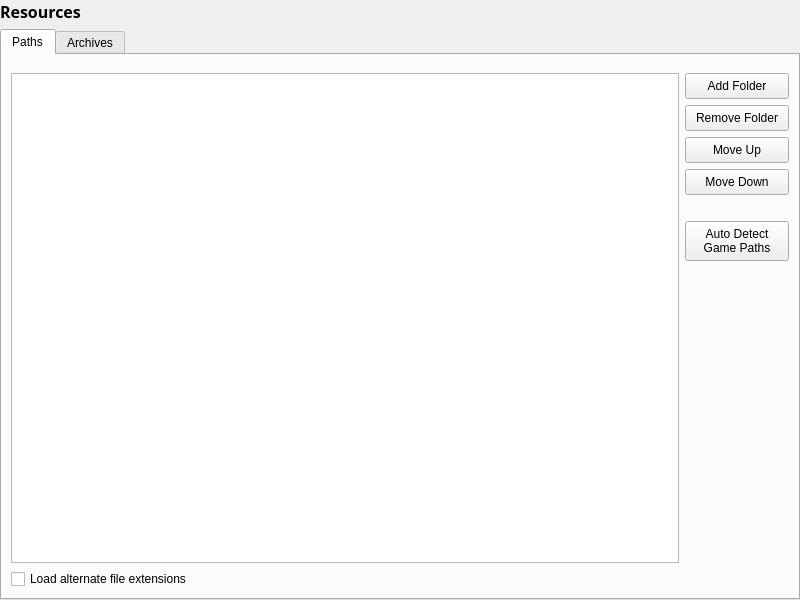
Before: the Qt Designer form src/ui/settingsresources.ui in niftools/nifskope, drawn with Qt 5.
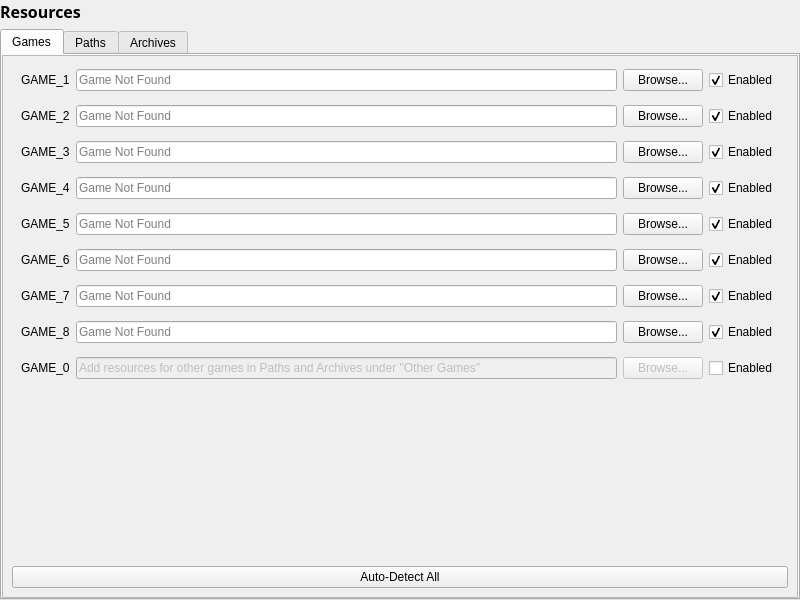
After: the same form once the commit is applied.

Commit message:
Initial Game Manager commit
Resource collisions between Fallout 4 and Fallout 76 were severe due to a vastly different asset pipeline while maintaining the same filenames.  Technically resource collisions happened with Skyrim and Skyrim SE too, but the vanilla files were largely identical.

The game manager associates texture and material lookups to a particular game, based on the NIF version.

This does mean that Fallout 3 and Fallout NV are considered the same meta-game and lookups for either game's files will be done in both games' paths.

A "game mode override" is planned to address this.

```diff
--- a/src/ui/settingsresources.ui
+++ b/src/ui/settingsresources.ui
@@ -58,6 +58,787 @@
      <property name="currentIndex">
       <number>0</number>
      </property>
+     <widget class="QWidget" name="resourcesGames">
+      <attribute name="title">
+       <string>Games</string>
+      </attribute>
+      <layout class="QVBoxLayout" name="verticalLayout">
+       <property name="spacing">
+        <number>0</number>
+       </property>
+       <property name="leftMargin">
+        <number>0</number>
+       </property>
+       <property name="topMargin">
+        <number>0</number>
+       </property>
+       <property name="rightMargin">
+        <number>0</number>
+       </property>
+       <property name="bottomMargin">
+        <number>0</number>
+       </property>
+       <item>
+        <widget class="QScrollArea" name="scrollArea">
+         <property name="widgetResizable">
+          <bool>true</bool>
+         </property>
+         <widget class="QWidget" name="scrollAreaWidgetContents">
+          <property name="geometry">
+           <rect>
+            <x>0</x>
+            <y>0</y>
+            <width>792</width>
+            <height>545</height>
+           </rect>
+          </property>
+          <layout class="QVBoxLayout" name="verticalLayout_7">
+           <item>
+            <widget class="QFrame" name="frameGame1">
+             <property name="sizePolicy">
+              <sizepolicy hsizetype="Preferred" vsizetype="Maximum">
+               <horstretch>0</horstretch>
+               <verstretch>0</verstretch>
+              </sizepolicy>
+             </property>
+             <property name="frameShape">
+              <enum>QFrame::NoFrame</enum>
+             </property>
+             <property name="frameShadow">
+              <enum>QFrame::Plain</enum>
+             </property>
+             <layout class="QHBoxLayout" name="horizontalLayout_3">
+              <property name="topMargin">
+               <number>4</number>
+              </property>
+              <property name="bottomMargin">
+               <number>4</number>
+              </property>
+              <item>
+               <widget class="QLabel" name="lblGame1">
+                <property name="sizePolicy">
+                 <sizepolicy hsizetype="Maximum" vsizetype="Preferred">
+                  <horstretch>0</horstretch>
+                  <verstretch>0</verstretch>
+                 </sizepolicy>
+                </property>
+                <property name="text">
+                 <string>GAME_1</string>
+                </property>
+                <property name="buddy">
+                 <cstring>edtGame1</cstring>
+                </property>
+               </widget>
+              </item>
+              <item>
+               <widget class="QLineEdit" name="edtGame1">
+                <property name="sizePolicy">
+                 <sizepolicy hsizetype="Expanding" vsizetype="Fixed">
+                  <horstretch>0</horstretch>
+                  <verstretch>0</verstretch>
+                 </sizepolicy>
+                </property>
+                <property name="readOnly">
+                 <bool>true</bool>
+                </property>
+                <property name="placeholderText">
+                 <string>Game Not Found</string>
+                </property>
+               </widget>
+              </item>
+              <item>
+               <widget class="QPushButton" name="btnBrowse1">
+                <property name="sizePolicy">
+                 <sizepolicy hsizetype="Maximum" vsizetype="Fixed">
+                  <horstretch>0</horstretch>
+                  <verstretch>0</verstretch>
+                 </sizepolicy>
+                </property>
+                <property name="text">
+                 <string>Browse...</string>
+                </property>
+               </widget>
+              </item>
+              <item>
+               <widget class="QCheckBox" name="chkGame1">
+                <property name="text">
+                 <string>Enabled</string>
+                </property>
+                <property name="checked">
+                 <bool>true</bool>
+                </property>
+               </widget>
+              </item>
+             </layout>
+            </widget>
+           </item>
+           <item>
+            <widget class="QFrame" name="frameGame2">
+             <property name="sizePolicy">
+              <sizepolicy hsizetype="Preferred" vsizetype="Maximum">
+               <horstretch>0</horstretch>
+               <verstretch>0</verstretch>
+              </sizepolicy>
+             </property>
+             <property name="frameShape">
+              <enum>QFrame::NoFrame</enum>
+             </property>
+             <property name="frameShadow">
+              <enum>QFrame::Plain</enum>
+             </property>
+             <layout class="QHBoxLayout" name="horizontalLayout_4">
+              <property name="topMargin">
+               <number>4</number>
+              </property>
+              <property name="bottomMargin">
+               <number>4</number>
+              </property>
+              <item>
+               <widget class="QLabel" name="lblGame2">
+                <property name="sizePolicy">
+                 <sizepolicy hsizetype="Maximum" vsizetype="Preferred">
+                  <horstretch>0</horstretch>
+                  <verstretch>0</verstretch>
+                 </sizepolicy>
+                </property>
+                <property name="text">
+                 <string>GAME_2</string>
+                </property>
+                <property name="buddy">
+                 <cstring>edtGame2</cstring>
+                </property>
+               </widget>
+              </item>
+              <item>
+               <widget class="QLineEdit" name="edtGame2">
+                <property name="sizePolicy">
+                 <sizepolicy hsizetype="Expanding" vsizetype="Fixed">
+                  <horstretch>0</horstretch>
+                  <verstretch>0</verstretch>
+                 </sizepolicy>
+                </property>
+                <property name="readOnly">
+                 <bool>true</bool>
+                </property>
+                <property name="placeholderText">
+                 <string>Game Not Found</string>
+                </property>
+               </widget>
+              </item>
+              <item>
+               <widget class="QPushButton" name="btnBrowse2">
+                <property name="sizePolicy">
+                 <sizepolicy hsizetype="Maximum" vsizetype="Fixed">
+                  <horstretch>0</horstretch>
+                  <verstretch>0</verstretch>
+                 </sizepolicy>
+                </property>
+                <property name="text">
+                 <string>Browse...</string>
+                </property>
+               </widget>
+              </item>
+              <item>
+               <widget class="QCheckBox" name="chkGame2">
+                <property name="text">
+                 <string>Enabled</string>
+                </property>
+                <property name="checked">
+                 <bool>true</bool>
+                </property>
+               </widget>
+              </item>
+             </layout>
+            </widget>
+           </item>
+           <item>
+            <widget class="QFrame" name="frameGame3">
+             <property name="sizePolicy">
+              <sizepolicy hsizetype="Preferred" vsizetype="Maximum">
+               <horstretch>0</horstretch>
+               <verstretch>0</verstretch>
+              </sizepolicy>
+             </property>
+             <property name="frameShape">
+              <enum>QFrame::NoFrame</enum>
+             </property>
+             <property name="frameShadow">
+              <enum>QFrame::Plain</enum>
+             </property>
+             <layout class="QHBoxLayout" name="horizontalLayout_5">
+              <property name="topMargin">
+               <number>4</number>
+              </property>
+              <property name="bottomMargin">
+               <number>4</number>
+              </property>
+              <item>
+               <widget class="QLabel" name="lblGame3">
+                <property name="sizePolicy">
+                 <sizepolicy hsizetype="Maximum" vsizetype="Preferred">
+                  <horstretch>0</horstretch>
+                  <verstretch>0</verstretch>
+                 </sizepolicy>
+                </property>
+                <property name="text">
+                 <string>GAME_3</string>
+                </property>
+                <property name="buddy">
+                 <cstring>edtGame3</cstring>
+                </property>
+               </widget>
+              </item>
+              <item>
+               <widget class="QLineEdit" name="edtGame3">
+                <property name="sizePolicy">
+                 <sizepolicy hsizetype="Expanding" vsizetype="Fixed">
+                  <horstretch>0</horstretch>
+                  <verstretch>0</verstretch>
+                 </sizepolicy>
+                </property>
+                <property name="readOnly">
+                 <bool>true</bool>
+                </property>
+                <property name="placeholderText">
+                 <string>Game Not Found</string>
+                </property>
+               </widget>
+              </item>
+              <item>
+               <widget class="QPushButton" name="btnBrowse3">
+                <property name="sizePolicy">
+                 <sizepolicy hsizetype="Maximum" vsizetype="Fixed">
+                  <horstretch>0</horstretch>
+                  <verstretch>0</verstretch>
+                 </sizepolicy>
+                </property>
+                <property name="text">
+                 <string>Browse...</string>
+                </property>
+               </widget>
+              </item>
+              <item>
+               <widget class="QCheckBox" name="chkGame3">
+                <property name="text">
+                 <string>Enabled</string>
+                </property>
+                <property name="checked">
+                 <bool>true</bool>
+                </property>
+               </widget>
+              </item>
+             </layout>
+            </widget>
+           </item>
+           <item>
+            <widget class="QFrame" name="frameGame4">
+             <property name="sizePolicy">
+              <sizepolicy hsizetype="Preferred" vsizetype="Maximum">
+               <horstretch>0</horstretch>
+               <verstretch>0</verstretch>
+              </sizepolicy>
+             </property>
+             <property name="frameShape">
+              <enum>QFrame::NoFrame</enum>
+             </property>
+             <property name="frameShadow">
+              <enum>QFrame::Plain</enum>
+             </property>
+             <layout class="QHBoxLayout" name="horizontalLayout_6">
+              <property name="topMargin">
+               <number>4</number>
+              </property>
+              <property name="bottomMargin">
+               <number>4</number>
+              </property>
+              <item>
+               <widget class="QLabel" name="lblGame4">
+                <property name="sizePolicy">
+                 <sizepolicy hsizetype="Maximum" vsizetype="Preferred">
+                  <horstretch>0</horstretch>
+                  <verstretch>0</verstretch>
+                 </sizepolicy>
+                </property>
+                <property name="text">
+                 <string>GAME_4</string>
+                </property>
+                <property name="buddy">
+                 <cstring>edtGame4</cstring>
+                </property>
+               </widget>
+              </item>
+              <item>
+               <widget class="QLineEdit" name="edtGame4">
+                <property name="sizePolicy">
+                 <sizepolicy hsizetype="Expanding" vsizetype="Fixed">
+                  <horstretch>0</horstretch>
+                  <verstretch>0</verstretch>
+                 </sizepolicy>
+                </property>
+                <property name="readOnly">
+                 <bool>true</bool>
+                </property>
+                <property name="placeholderText">
+                 <string>Game Not Found</string>
+                </property>
+               </widget>
+              </item>
+              <item>
+               <widget class="QPushButton" name="btnBrowse4">
+                <property name="sizePolicy">
+                 <sizepolicy hsizetype="Maximum" vsizetype="Fixed">
+                  <horstretch>0</horstretch>
+                  <verstretch>0</verstretch>
+                 </sizepolicy>
+                </property>
+                <property name="text">
+                 <string>Browse...</string>
+                </property>
+               </widget>
+              </item>
+              <item>
+               <widget class="QCheckBox" name="chkGame4">
+                <property name="text">
+                 <string>Enabled</string>
+                </property>
+                <property name="checked">
+                 <bool>true</bool>
+                </property>
+               </widget>
+              </item>
+             </layout>
+            </widget>
+           </item>
+           <item>
+            <widget class="QFrame" name="frameGame5">
+             <property name="sizePolicy">
+              <sizepolicy hsizetype="Preferred" vsizetype="Maximum">
+               <horstretch>0</horstretch>
+               <verstretch>0</verstretch>
+              </sizepolicy>
+             </property>
+             <property name="frameShape">
+              <enum>QFrame::NoFrame</enum>
+             </property>
+             <property name="frameShadow">
+              <enum>QFrame::Plain</enum>
+             </property>
+             <layout class="QHBoxLayout" name="horizontalLayout_7">
+              <property name="topMargin">
+               <number>4</number>
+              </property>
+              <property name="bottomMargin">
+               <number>4</number>
+              </property>
+              <item>
+               <widget class="QLabel" name="lblGame5">
+                <property name="sizePolicy">
+                 <sizepolicy hsizetype="Maximum" vsizetype="Preferred">
+                  <horstretch>0</horstretch>
+                  <verstretch>0</verstretch>
+                 </sizepolicy>
+                </property>
+                <property name="text">
+                 <string>GAME_5</string>
+                </property>
+                <property name="buddy">
+                 <cstring>edtGame5</cstring>
+                </property>
+               </widget>
+              </item>
+              <item>
+               <widget class="QLineEdit" name="edtGame5">
+                <property name="sizePolicy">
+                 <sizepolicy hsizetype="Expanding" vsizetype="Fixed">
+                  <horstretch>0</horstretch>
+                  <verstretch>0</verstretch>
+                 </sizepolicy>
+                </property>
+                <property name="readOnly">
+                 <bool>true</bool>
+                </property>
+                <property name="placeholderText">
+                 <string>Game Not Found</string>
+                </property>
+               </widget>
+              </item>
+              <item>
+               <widget class="QPushButton" name="btnBrowse5">
+                <property name="sizePolicy">
+                 <sizepolicy hsizetype="Maximum" vsizetype="Fixed">
+                  <horstretch>0</horstretch>
+                  <verstretch>0</verstretch>
+                 </sizepolicy>
+                </property>
+                <property name="text">
+                 <string>Browse...</string>
+                </property>
+               </widget>
+              </item>
+              <item>
+               <widget class="QCheckBox" name="chkGame5">
+                <property name="text">
+                 <string>Enabled</string>
+                </property>
+                <property name="checked">
+                 <bool>true</bool>
+                </property>
+               </widget>
+              </item>
+             </layout>
+            </widget>
+           </item>
+           <item>
+            <widget class="QFrame" name="frameGame6">
+             <property name="sizePolicy">
+              <sizepolicy hsizetype="Preferred" vsizetype="Maximum">
+               <horstretch>0</horstretch>
+               <verstretch>0</verstretch>
+              </sizepolicy>
+             </property>
+             <property name="frameShape">
+              <enum>QFrame::NoFrame</enum>
+             </property>
+             <property name="frameShadow">
+              <enum>QFrame::Plain</enum>
+             </property>
+             <layout class="QHBoxLayout" name="horizontalLayout_8">
+              <property name="topMargin">
+               <number>4</number>
+              </property>
+              <property name="bottomMargin">
+               <number>4</number>
+              </property>
+              <item>
+               <widget class="QLabel" name="lblGame6">
+                <property name="sizePolicy">
+                 <sizepolicy hsizetype="Maximum" vsizetype="Preferred">
+                  <horstretch>0</horstretch>
+                  <verstretch>0</verstretch>
+                 </sizepolicy>
+                </property>
+                <property name="text">
+                 <string>GAME_6</string>
+                </property>
+                <property name="buddy">
+                 <cstring>edtGame6</cstring>
+                </property>
+               </widget>
+              </item>
+              <item>
+               <widget class="QLineEdit" name="edtGame6">
+                <property name="sizePolicy">
+                 <sizepolicy hsizetype="Expanding" vsizetype="Fixed">
+                  <horstretch>0</horstretch>
+                  <verstretch>0</verstretch>
+                 </sizepolicy>
+                </property>
+                <property name="readOnly">
+                 <bool>true</bool>
+                </property>
+                <property name="placeholderText">
+                 <string>Game Not Found</string>
+                </property>
+               </widget>
+              </item>
+              <item>
+               <widget class="QPushButton" name="btnBrowse6">
+                <property name="sizePolicy">
+                 <sizepolicy hsizetype="Maximum" vsizetype="Fixed">
+                  <horstretch>0</horstretch>
+                  <verstretch>0</verstretch>
+                 </sizepolicy>
+                </property>
+                <property name="text">
+                 <string>Browse...</string>
+                </property>
+               </widget>
+              </item>
+              <item>
+               <widget class="QCheckBox" name="chkGame6">
+                <property name="text">
+                 <string>Enabled</string>
+                </property>
+                <property name="checked">
+                 <bool>true</bool>
+                </property>
+               </widget>
+              </item>
+             </layout>
+            </widget>
+           </item>
+           <item>
+            <widget class="QFrame" name="frameGame7">
+             <property name="sizePolicy">
+              <sizepolicy hsizetype="Preferred" vsizetype="Maximum">
+               <horstretch>0</horstretch>
+               <verstretch>0</verstretch>
+              </sizepolicy>
+             </property>
+             <property name="frameShape">
+              <enum>QFrame::NoFrame</enum>
+             </property>
+             <property name="frameShadow">
+              <enum>QFrame::Plain</enum>
+             </property>
+             <layout class="QHBoxLayout" name="horizontalLayout_9">
+              <property name="topMargin">
+               <number>4</number>
+              </property>
+              <property name="bottomMargin">
+               <number>4</number>
+              </property>
+              <item>
+               <widget class="QLabel" name="lblGame7">
+                <property name="sizePolicy">
+                 <sizepolicy hsizetype="Maximum" vsizetype="Preferred">
+                  <horstretch>0</horstretch>
+                  <verstretch>0</verstretch>
+                 </sizepolicy>
+                </property>
+                <property name="text">
+                 <string>GAME_7</string>
+                </property>
+                <property name="buddy">
+                 <cstring>edtGame7</cstring>
+                </property>
+               </widget>
+              </item>
+              <item>
+               <widget class="QLineEdit" name="edtGame7">
+                <property name="sizePolicy">
+                 <sizepolicy hsizetype="Expanding" vsizetype="Fixed">
+                  <horstretch>0</horstretch>
+                  <verstretch>0</verstretch>
+                 </sizepolicy>
+                </property>
+                <property name="readOnly">
+                 <bool>true</bool>
+                </property>
+                <property name="placeholderText">
+                 <string>Game Not Found</string>
+                </property>
+               </widget>
+              </item>
+              <item>
+               <widget class="QPushButton" name="btnBrowse7">
+                <property name="sizePolicy">
+                 <sizepolicy hsizetype="Maximum" vsizetype="Fixed">
+                  <horstretch>0</horstretch>
+                  <verstretch>0</verstretch>
+                 </sizepolicy>
+                </property>
+                <property name="text">
+                 <string>Browse...</string>
+                </property>
+               </widget>
+              </item>
+              <item>
+               <widget class="QCheckBox" name="chkGame7">
+                <property name="text">
+                 <string>Enabled</string>
+                </property>
+                <property name="checked">
+                 <bool>true</bool>
+                </property>
+               </widget>
+              </item>
+             </layout>
+            </widget>
+           </item>
+           <item>
+            <widget class="QFrame" name="frameGame8">
+             <property name="sizePolicy">
+              <sizepolicy hsizetype="Preferred" vsizetype="Maximum">
+               <horstretch>0</horstretch>
+               <verstretch>0</verstretch>
+              </sizepolicy>
+             </property>
+             <property name="frameShape">
+              <enum>QFrame::NoFrame</enum>
+             </property>
+             <property name="frameShadow">
+              <enum>QFrame::Plain</enum>
+             </property>
+             <layout class="QHBoxLayout" name="horizontalLayout_10">
+              <property name="topMargin">
+               <number>4</number>
+              </property>
+              <property name="bottomMargin">
+               <number>4</number>
+              </property>
+              <item>
+               <widget class="QLabel" name="lblGame8">
+                <property name="sizePolicy">
+                 <sizepolicy hsizetype="Maximum" vsizetype="Preferred">
+                  <horstretch>0</horstretch>
+                  <verstretch>0</verstretch>
+                 </sizepolicy>
+                </property>
+                <property name="text">
+                 <string>GAME_8</string>
+                </property>
+                <property name="buddy">
+                 <cstring>edtGame8</cstring>
+                </property>
+               </widget>
+              </item>
+              <item>
+               <widget class="QLineEdit" name="edtGame8">
+                <property name="sizePolicy">
+                 <sizepolicy hsizetype="Expanding" vsizetype="Fixed">
+                  <horstretch>0</horstretch>
+                  <verstretch>0</verstretch>
+                 </sizepolicy>
+                </property>
+                <property name="readOnly">
+                 <bool>true</bool>
+                </property>
+                <property name="placeholderText">
+                 <string>Game Not Found</string>
+                </property>
+               </widget>
+              </item>
+              <item>
+               <widget class="QPushButton" name="btnBrowse8">
+                <property name="sizePolicy">
+                 <sizepolicy hsizetype="Maximum" vsizetype="Fixed">
+                  <horstretch>0</horstretch>
+                  <verstretch>0</verstretch>
+                 </sizepolicy>
+                </property>
+                <property name="text">
+                 <string>Browse...</string>
+                </property>
+               </widget>
+              </item>
+              <item>
+               <widget class="QCheckBox" name="chkGame8">
+                <property name="text">
+                 <string>Enabled</string>
+                </property>
+                <property name="checked">
+                 <bool>true</bool>
+                </property>
+               </widget>
+              </item>
+             </layout>
+            </widget>
+           </item>
+           <item>
+            <widget class="QFrame" name="frameGame0">
+             <property name="sizePolicy">
+              <sizepolicy hsizetype="Preferred" vsizetype="Maximum">
+               <horstretch>0</horstretch>
+               <verstretch>0</verstretch>
+              </sizepolicy>
+             </property>
+             <property name="frameShape">
+              <enum>QFrame::NoFrame</enum>
+             </property>
+             <property name="frameShadow">
+              <enum>QFrame::Plain</enum>
+             </property>
+             <layout class="QHBoxLayout" name="horizontalLayout_11">
+              <property name="topMargin">
+               <number>4</number>
+              </property>
+              <property name="bottomMargin">
+               <number>4</number>
+              </property>
+              <item>
+               <widget class="QLabel" name="lblGame0">
+                <property name="sizePolicy">
+                 <sizepolicy hsizetype="Maximum" vsizetype="Preferred">
+                  <horstretch>0</horstretch>
+                  <verstretch>0</verstretch>
+                 </sizepolicy>
+                </property>
+                <property name="text">
+                 <string>GAME_0</string>
+                </property>
+                <property name="buddy">
+                 <cstring>edtGame0</cstring>
+                </property>
+               </widget>
+              </item>
+              <item>
+               <widget class="QLineEdit" name="edtGame0">
+                <property name="enabled">
+                 <bool>false</bool>
+                </property>
+                <property name="sizePolicy">
+                 <sizepolicy hsizetype="Expanding" vsizetype="Fixed">
+                  <horstretch>0</horstretch>
+                  <verstretch>0</verstretch>
+                 </sizepolicy>
+                </property>
+                <property name="text">
+                 <string>Add resources for other games in Paths and Archives under &quot;Other Games&quot;</string>
+                </property>
+                <property name="placeholderText">
+                 <string/>
+                </property>
+               </widget>
+              </item>
+              <item>
+               <widget class="QPushButton" name="btnBrowse0">
+                <property name="enabled">
+                 <bool>false</bool>
+                </property>
+                <property name="sizePolicy">
+                 <sizepolicy hsizetype="Maximum" vsizetype="Fixed">
+                  <horstretch>0</horstretch>
+                  <verstretch>0</verstretch>
+                 </sizepolicy>
+                </property>
+                <property name="text">
+                 <string>Browse...</string>
+                </property>
+               </widget>
+              </item>
+              <item>
+               <widget class="QCheckBox" name="chkGame0">
+                <property name="text">
+                 <string>Enabled</string>
+                </property>
+               </widget>
+              </item>
+             </layout>
+            </widget>
+           </item>
+           <item>
+            <spacer name="verticalSpacer_3">
+             <property name="orientation">
+              <enum>Qt::Vertical</enum>
+             </property>
+             <property name="sizeHint" stdset="0">
+              <size>
+               <width>0</width>
+               <height>0</height>
+              </size>
+             </property>
+            </spacer>
+           </item>
+           <item>
+            <widget class="QPushButton" name="btnAutoDetectGames">
+             <property name="sizePolicy">
+              <sizepolicy hsizetype="Preferred" vsizetype="Fixed">
+               <horstretch>0</horstretch>
+               <verstretch>0</verstretch>
+              </sizepolicy>
+             </property>
+             <property name="text">
+              <string>Auto-Detect All</string>
+             </property>
+            </widget>
+           </item>
+          </layout>
+         </widget>
+        </widget>
+       </item>
+      </layout>
+     </widget>
      <widget class="QWidget" name="resourcesPaths">
       <attribute name="title">
        <string>Paths</string>
```
Left out of the diff: 110 changed lines with no effect on the pictures. The commit also changes 19 other files.
